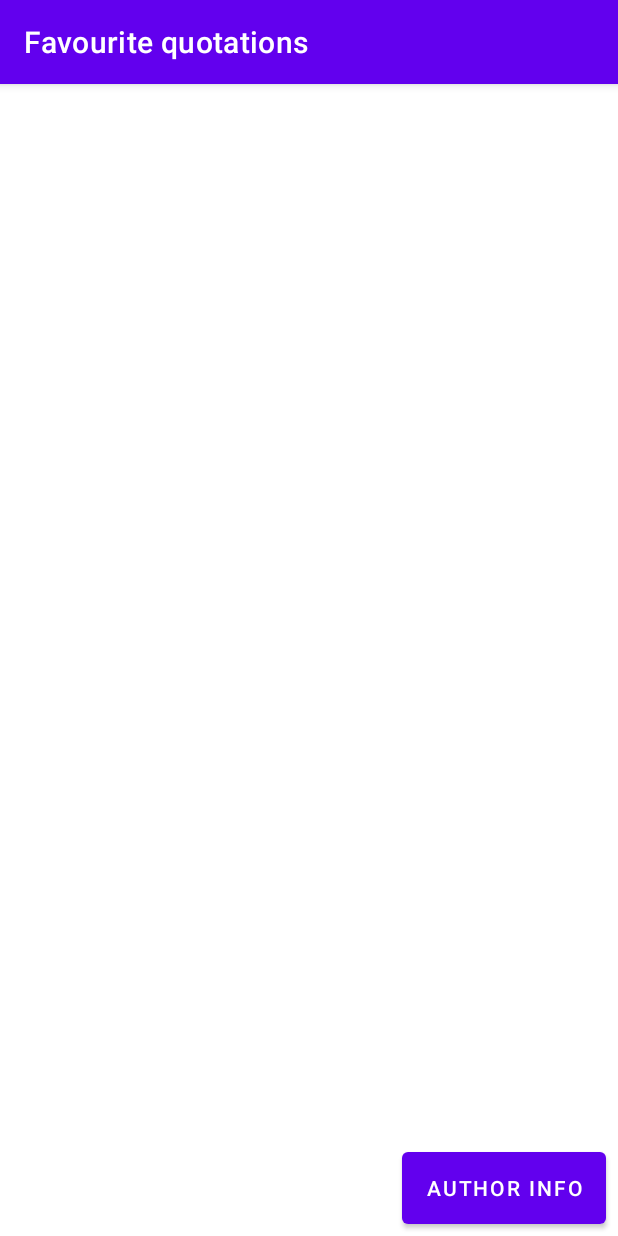
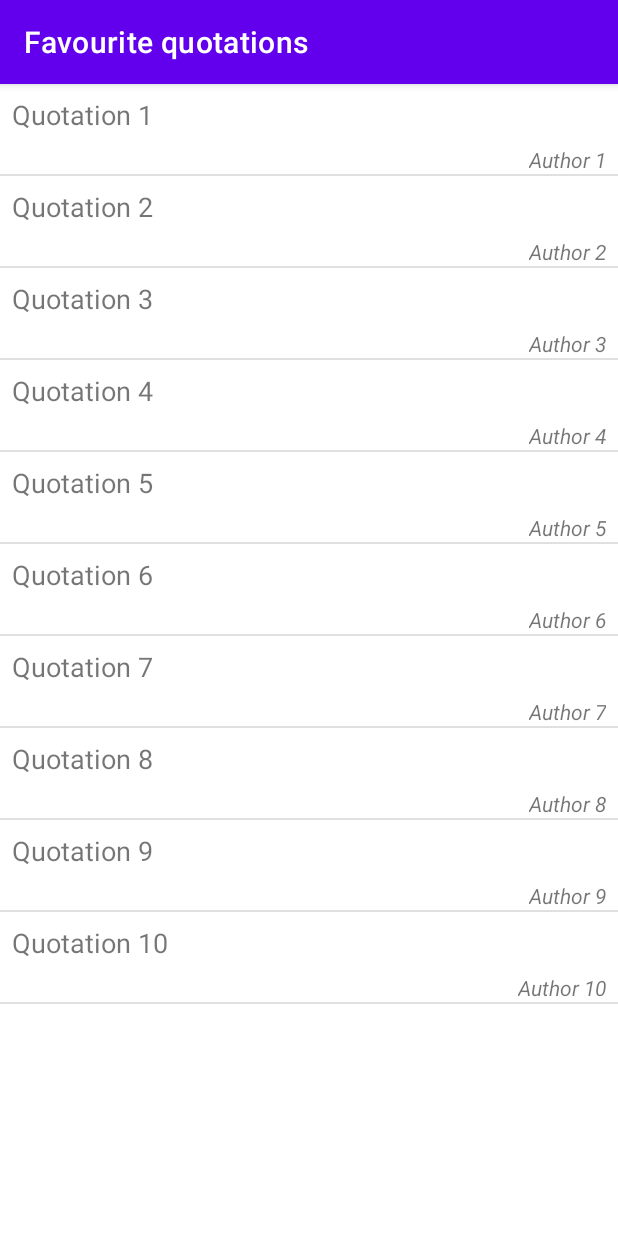
Before and after one commit to a1ex9788/MyQuotations, an Android app: the FavouriteQuotationsActivity screen opened directly, with no data from a screen before it, on a phone screen of 412 x 824 dp. Run offline under Robolectric (Android 15) with nearby library versions, the phone set to English and light mode, and no system bars.

Commit message:
Creación lista de Quotations.

```diff
--- a/app/src/main/java/a1ex9788/dadm/myquotations/FavouriteQuotationsActivity.java
+++ b/app/src/main/java/a1ex9788/dadm/myquotations/FavouriteQuotationsActivity.java
@@ -1,6 +1,9 @@
 package a1ex9788.dadm.myquotations;
 
 import androidx.appcompat.app.AppCompatActivity;
+import androidx.recyclerview.widget.DividerItemDecoration;
+import androidx.recyclerview.widget.LinearLayoutManager;
+import androidx.recyclerview.widget.RecyclerView;
 
 import android.content.Intent;
 import android.content.pm.PackageManager;
@@ -9,7 +12,13 @@ import android.net.Uri;
 import android.os.Bundle;
 import android.view.View;
 
+import java.lang.reflect.Array;
+import java.util.ArrayList;
+import java.util.Arrays;
 import java.util.List;
+
+import a1ex9788.dadm.myquotations.adapters.FavouriteQuotationsAdapter;
+import a1ex9788.dadm.myquotations.model.Quotation;
 
 public class FavouriteQuotationsActivity extends AppCompatActivity {
 
@@ -17,6 +26,12 @@ public class FavouriteQuotationsActivity extends AppCompatActivity {
     protected void onCreate(Bundle savedInstanceState) {
         super.onCreate(savedInstanceState);
         setContentView(R.layout.activity_favourite_quotations);
+
+        FavouriteQuotationsAdapter favouriteQuotationsAdapter = new FavouriteQuotationsAdapter(getMockQuotations());
+        RecyclerView recyclerView = findViewById(R.id.recyclerView_favouriteQuotations);
+        recyclerView.setLayoutManager(new LinearLayoutManager(this));
+        recyclerView.addItemDecoration(new DividerItemDecoration(this, DividerItemDecoration.VERTICAL));
+        recyclerView.setAdapter(favouriteQuotationsAdapter);
     }
 
     public void onClickAuthorInfo(View view) {
@@ -32,4 +47,19 @@ public class FavouriteQuotationsActivity extends AppCompatActivity {
             startActivity(intent);
         }
     }
+
+    public ArrayList<Quotation> getMockQuotations() {
+        return new ArrayList<>(Arrays.asList(
+            new Quotation("Quotation 1", "Author 1"),
+            new Quotation("Quotation 2", "Author 2"),
+            new Quotation("Quotation 3", "Author 3"),
+            new Quotation("Quotation 4", "Author 4"),
+            new Quotation("Quotation 5", "Author 5"),
+            new Quotation("Quotation 6", "Author 6"),
+            new Quotation("Quotation 7", "Author 7"),
+            new Quotation("Quotation 8", "Author 8"),
+            new Quotation("Quotation 9", "Author 9"),
+            new Quotation("Quotation 10", "Author 10")
+        ));
+    }
 }
--- /dev/null
+++ b/app/src/main/java/a1ex9788/dadm/myquotations/adapters/FavouriteQuotationsAdapter.java
@@ -0,0 +1,54 @@
+package a1ex9788.dadm.myquotations.adapters;
+
+import android.view.LayoutInflater;
+import android.view.View;
+import android.view.ViewGroup;
+import android.widget.TextView;
+
+import androidx.annotation.NonNull;
+import androidx.recyclerview.widget.RecyclerView;
+
+import java.util.List;
+
+import a1ex9788.dadm.myquotations.R;
+import a1ex9788.dadm.myquotations.model.Quotation;
+
+public class FavouriteQuotationsAdapter extends RecyclerView.Adapter<FavouriteQuotationsAdapter.ViewHolder> {
+
+    private List<Quotation> favouriteQuotations;
+
+    public FavouriteQuotationsAdapter(List<Quotation> favouriteQuotations) {
+        this.favouriteQuotations = favouriteQuotations;
+    }
+
+    @Override
+    public ViewHolder onCreateViewHolder(ViewGroup parent, int viewType) {
+        View view = LayoutInflater.from(parent.getContext())
+                .inflate(R.layout.quotation_list_row, parent, false);
+        return new FavouriteQuotationsAdapter.ViewHolder(view, view.findViewById(R.id.textView_quoteText), view.findViewById(R.id.textView_quoteAuthor));
+    }
+
+    @Override
+    public void onBindViewHolder(ViewHolder holder, final int position) {
+        holder.quoteText.setText(favouriteQuotations.get(position).getQuoteText());
+        holder.quoteAuthor.setText(favouriteQuotations.get(position).getQuoteAuthor());
+    }
+
+    @Override
+    public int getItemCount() {
+        return favouriteQuotations.size();
+    }
+
+    static class ViewHolder extends RecyclerView.ViewHolder {
+
+        private TextView quoteText, quoteAuthor;
+
+        public ViewHolder(@NonNull View itemView, TextView quoteText, TextView quoteAuthor) {
+            super(itemView);
+            this.quoteText = quoteText;
+            this.quoteAuthor = quoteAuthor;
+        }
+
+    }
+
+}
--- /dev/null
+++ b/app/src/main/java/a1ex9788/dadm/myquotations/model/Quotation.java
@@ -0,0 +1,27 @@
+package a1ex9788.dadm.myquotations.model;
+
+public class Quotation {
+
+    private String quoteText, quoteAuthor;
+
+    public Quotation(String quoteText, String quoteAuthor) {
+        this.quoteText = quoteText;
+        this.quoteAuthor = quoteAuthor;
+    }
+
+    public String getQuoteText() {
+        return quoteText;
+    }
+
+    public void setQuoteText(String quoteText) {
+        this.quoteText = quoteText;
+    }
+
+    public String getQuoteAuthor() {
+        return quoteAuthor;
+    }
+
+    public void setQuoteAuthor(String quoteAuthor) {
+        this.quoteAuthor = quoteAuthor;
+    }
+}
--- a/app/src/main/res/layout/activity_favourite_quotations.xml
+++ b/app/src/main/res/layout/activity_favourite_quotations.xml
@@ -1,21 +1,5 @@
 <?xml version="1.0" encoding="utf-8"?>
-<androidx.constraintlayout.widget.ConstraintLayout xmlns:android="http://schemas.android.com/apk/res/android"
-    xmlns:app="http://schemas.android.com/apk/res-auto"
-    xmlns:tools="http://schemas.android.com/tools"
+<androidx.recyclerview.widget.RecyclerView xmlns:android="http://schemas.android.com/apk/res/android"
+    android:id="@+id/recyclerView_favouriteQuotations"
     android:layout_width="match_parent"
-    android:layout_height="match_parent"
-    tools:context=".FavouriteQuotationsActivity">
-
-    <Button
-        android:id="@+id/button"
-        android:insetTop="0dp"
-        android:insetBottom="0dp"
-        android:layout_width="wrap_content"
-        android:layout_height="wrap_content"
-        android:layout_marginEnd="8dp"
-        android:layout_marginBottom="8dp"
-        android:text="@string/button_authorInfo"
-        android:onClick="onClickAuthorInfo"
-        app:layout_constraintBottom_toBottomOf="parent"
-        app:layout_constraintEnd_toEndOf="parent" />
-</androidx.constraintlayout.widget.ConstraintLayout>
+    android:layout_height="match_parent" />
--- /dev/null
+++ b/app/src/main/res/layout/quotation_list_row.xml
@@ -0,0 +1,27 @@
+<?xml version="1.0" encoding="utf-8"?>
+<androidx.constraintlayout.widget.ConstraintLayout xmlns:android="http://schemas.android.com/apk/res/android"
+    xmlns:app="http://schemas.android.com/apk/res-auto"
+    xmlns:tools="http://schemas.android.com/tools"
+    android:layout_width="match_parent"
+    android:layout_height="wrap_content">
+
+    <TextView
+        android:id="@+id/textView_quoteText"
+        android:layout_width="wrap_content"
+        android:layout_height="wrap_content"
+        android:layout_marginStart="8dp"
+        android:layout_marginTop="8dp"
+        android:textSize="18sp"
+        app:layout_constraintStart_toStartOf="parent"
+        app:layout_constraintTop_toTopOf="parent" />
+
+    <TextView
+        android:id="@+id/textView_quoteAuthor"
+        android:layout_width="wrap_content"
+        android:layout_height="wrap_content"
+        android:layout_marginTop="8dp"
+        android:layout_marginEnd="8dp"
+        android:textStyle="italic"
+        app:layout_constraintEnd_toEndOf="parent"
+        app:layout_constraintTop_toBottomOf="@+id/textView_quoteText" />
+</androidx.constraintlayout.widget.ConstraintLayout>
```
